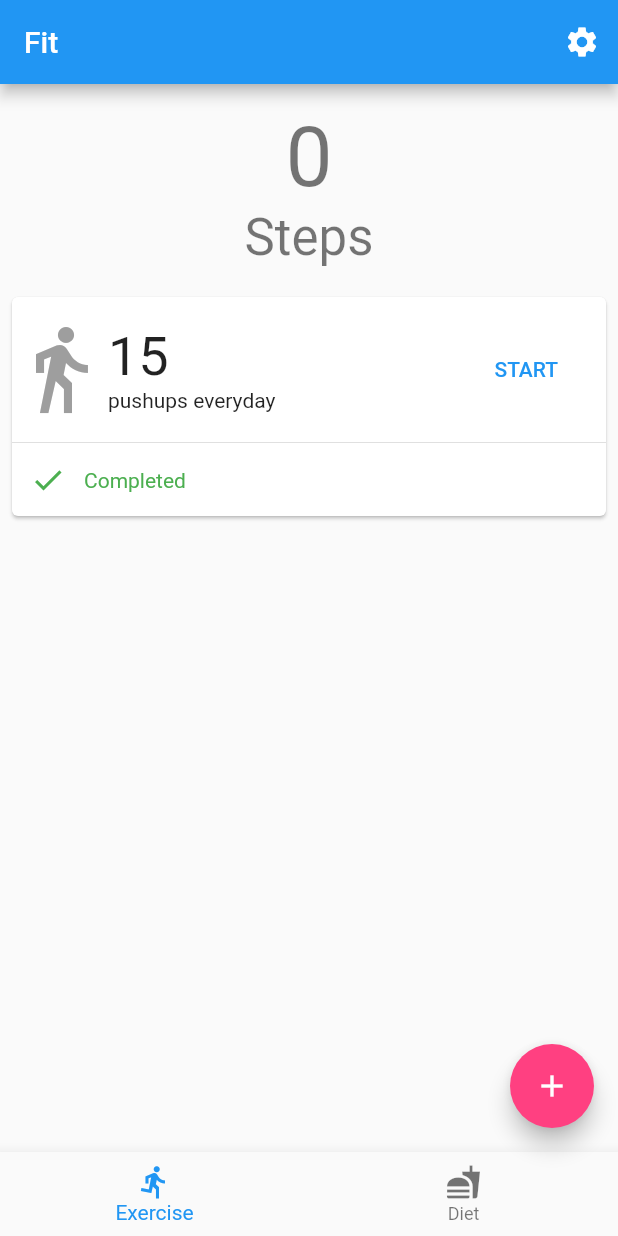
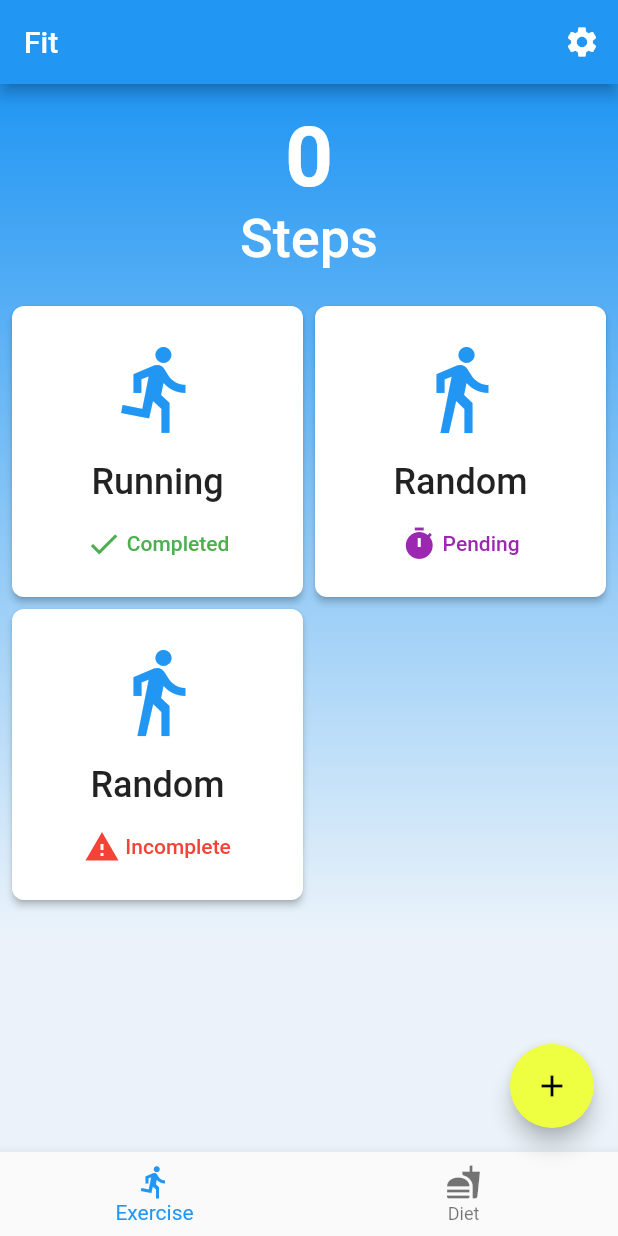
Before and after one commit to CZX123/Fit, a Flutter app: the screen it shows after launch, on a phone screen of 412 x 824 dp. Run offline on Flutter 3.47's test engine with Material 2 defaults, Android fonts, the phone set to English and light mode, and no system bars.

Commit message:
Changes to app interface

```diff
--- a/lib/main.dart
+++ b/lib/main.dart
@@ -19,7 +19,7 @@ class MyApp extends StatelessWidget {
         // counter didn't reset back to zero; the application is not restarted.
         brightness: Brightness.light,
         primarySwatch: Colors.blue,
-        accentColor: Colors.pinkAccent,
+        accentColor: Colors.limeAccent,
       ),
       home: new MyHomePage(title: 'Fit'),
     );
@@ -60,6 +60,7 @@ class _MyHomePageState extends State<MyHomePage> {
 
   @override
   Widget build(BuildContext context) {
+    final Orientation orientation = MediaQuery.of(context).orientation;
     // This method is rerun every time setState is called, for instance as done
     // by the _incrementCounter method above.
     //
@@ -79,81 +80,199 @@ class _MyHomePageState extends State<MyHomePage> {
           ),
         ],
       ),
-      body: new Padding(
-        padding: new EdgeInsets.symmetric(vertical: 16.0, horizontal: 4.0),
+      body: new Container(
+        decoration: new BoxDecoration(
+          gradient: new LinearGradient(
+            begin: const Alignment(0.0, -1.0),
+            end: const Alignment(0.0, 0.6),
+            colors: <Color>[
+              const Color(0xFF2196F3),
+              const Color(0x112196F3)
+            ],
+          ),
+        ),
+        child: new CustomScrollView(
+          slivers: <Widget>[
+            new SliverPadding(
+              padding: new EdgeInsets.all(16.0),
+              sliver: new SliverToBoxAdapter(
                 child: new Column(
-        // Column is also layout widget. It takes a list of children and
-        // arranges them vertically. By default, it sizes itself to fit its
-        // children horizontally, and tries to be as tall as its parent.
-        //
-        // Invoke "debug paint" (press "p" in the console where you ran
-        // "flutter run", or select "Toggle Debug Paint" from the Flutter tool
-        // window in IntelliJ) to see the wireframe for each widget.
-        //
-        // Column has various properties to control how it sizes itself and
-        // how it positions its children. Here we use mainAxisAlignment to
-        // center the children vertically; the main axis here is the vertical
-        // axis because Columns are vertical (the cross axis would be
-        // horizontal).
                   children: <Widget>[
                     new Text(
                       '$_counter',
-            style: Theme.of(context).textTheme.display3,
-          ),
-          new Padding(
-            padding: new EdgeInsets.only(bottom: 16.0),
-            child: new Text(
-              'Steps',
-              style: Theme.of(context).textTheme.display1,
+                      style: new TextStyle(
+                        color: Colors.white,
+                        fontSize: 56.0,
+                        fontWeight: FontWeight.w700,
                       ),
                     ),
-          new Card(
-            child: new Column(
-              children: <Widget>[
-                new Padding(
-                padding: new EdgeInsets.symmetric(vertical: 16.0),
-                child: new Row(
-                  mainAxisAlignment: MainAxisAlignment.spaceBetween,
-                  children: <Widget>[
-                    new Row(
-                      children: <Widget>[
-                        new IconTheme(
-                          data: new IconThemeData(
-                            color: Colors.grey,
-                            size: 64.0
+                    new Text(
+                      _counter == 1 ? 'Step' : 'Steps',
+                      style: new TextStyle(
+                        color: Colors.white,
+                        fontSize: 36.0,
+                        fontWeight: FontWeight.w500,
                       ),
-                          child: new Icon(Icons.directions_walk),
-                        ),
-                        new Column(
-                          crossAxisAlignment: CrossAxisAlignment.start,
-                          children: <Widget>[
-                            new Text('15', style: new TextStyle(fontSize: 36.0),),
-                            new Text('pushups everyday')
-                          ],
-                        ),
-                      ],
-                    ),
-                    new Padding(
-                      padding: new EdgeInsets.only(right: 32.0),
-                      child: new Text('START', style: new TextStyle(color: Colors.blue, fontWeight: FontWeight.w500)),
                     ),
                   ],
                 ),
               ),
-                new Divider(height: 2.0,),
-                new Padding(
-                  padding: new EdgeInsets.all(12.0),
-                  child: new Row(
+            ),
+            new SliverPadding(
+              padding: new EdgeInsets.all(8.0),
+              sliver: new SliverGrid.count(
+                crossAxisCount: (orientation == Orientation.portrait) ? 2 : 3,
+                mainAxisSpacing: 8.0,
+                crossAxisSpacing: 8.0,
                 children: <Widget>[
-                      new Icon(Icons.check, color: Colors.green),
-                      new Padding(
-                        padding: new EdgeInsets.only(left: 12.0),
-                        child: new Text(
-                          'Completed',
-                          style: new TextStyle(color: Colors.green),
+                  new RaisedButton(
+                    color: Colors.white,
+                    shape: new RoundedRectangleBorder(
+                      borderRadius: new BorderRadius.all(
+                        const Radius.circular(8.0),
+                      ),
+                    ),
+                    onPressed: () {},
+                    child: new Container(
+                      padding: new EdgeInsets.all(8.0),
+                      child: new Column(
+                        mainAxisAlignment: MainAxisAlignment.spaceEvenly,
+                        children: <Widget>[
+                          new IconTheme(
+                            data: new IconThemeData(
+                              size: 64.0,
+                              color: Colors.blue,
+                            ),
+                            child: new Icon(Icons.directions_run),
+                          ),
+                          new Text(
+                            'Running',
+                            textAlign: TextAlign.center,
+                            style: new TextStyle(
+                              color: Colors.black87,
+                              fontSize: 24.0,
+                              fontWeight: FontWeight.w500,
+                              ),
+                          ),
+                          new Row(
+                            mainAxisAlignment: MainAxisAlignment.center,
+                            children: <Widget>[
+                              new IconTheme(
+                                data: new IconThemeData(
+                                  color: Colors.green,
+                                ),
+                                child: new Icon(Icons.check),
+                              ),
+                              new Text(
+                                ' Completed',
+                                style: new TextStyle(
+                                  color: Colors.green,
                                 ),
                               ),
                             ],
+                          )
+                        ],
+                      ),
+                    ),
+                  ),
+                  new RaisedButton(
+                    color: Colors.white,
+                    shape: new RoundedRectangleBorder(
+                      borderRadius: new BorderRadius.all(
+                        const Radius.circular(8.0),
+                      ),
+                    ),
+                    onPressed: () {},
+                    child: new Container(
+                      padding: new EdgeInsets.all(8.0),
+                      child: new Column(
+                        mainAxisAlignment: MainAxisAlignment.spaceEvenly,
+                        children: <Widget>[
+                          new IconTheme(
+                            data: new IconThemeData(
+                              size: 64.0,
+                              color: Colors.blue,
+                            ),
+                            child: new Icon(Icons.directions_walk),
+                          ),
+                          new Text(
+                            'Random',
+                            textAlign: TextAlign.center,
+                            style: new TextStyle(
+                              color: Colors.black87,
+                              fontSize: 24.0,
+                              fontWeight: FontWeight.w500,
+                              ),
+                          ),
+                          new Row(
+                            mainAxisAlignment: MainAxisAlignment.center,
+                            children: <Widget>[
+                              new IconTheme(
+                                data: new IconThemeData(
+                                  color: Colors.purple,
+                                ),
+                                child: new Icon(Icons.timer),
+                              ),
+                              new Text(
+                                ' Pending',
+                                style: new TextStyle(
+                                  color: Colors.purple,
+                                ),
+                              ),
+                            ],
+                          )
+                        ],
+                      ),
+                    ),
+                  ),
+                  new RaisedButton(
+                    color: Colors.white,
+                    shape: new RoundedRectangleBorder(
+                      borderRadius: new BorderRadius.all(
+                        const Radius.circular(8.0),
+                      ),
+                    ),
+                    onPressed: () {},
+                    child: new Container(
+                      padding: new EdgeInsets.all(8.0),
+                      child: new Column(
+                        mainAxisAlignment: MainAxisAlignment.spaceEvenly,
+                        children: <Widget>[
+                          new IconTheme(
+                            data: new IconThemeData(
+                              size: 64.0,
+                              color: Colors.blue,
+                            ),
+                            child: new Icon(Icons.directions_walk),
+                          ),
+                          new Text(
+                            'Random',
+                            textAlign: TextAlign.center,
+                            style: new TextStyle(
+                              color: Colors.black87,
+                              fontSize: 24.0,
+                              fontWeight: FontWeight.w500,
+                              ),
+                          ),
+                          new Row(
+                            mainAxisAlignment: MainAxisAlignment.center,
+                            children: <Widget>[
+                              new IconTheme(
+                                data: new IconThemeData(
+                                  color: Colors.red,
+                                ),
+                                child: new Icon(Icons.warning),
+                              ),
+                              new Text(
+                                ' Incomplete',
+                                style: new TextStyle(
+                                  color: Colors.red,
+                                ),
+                              ),
+                            ],
+                          )
+                        ],
+                      ),
                     ),
                   ),
                 ],
```
Also changed, not shown: 1 other file. Lines whose indentation alone changed are shown as unchanged.
